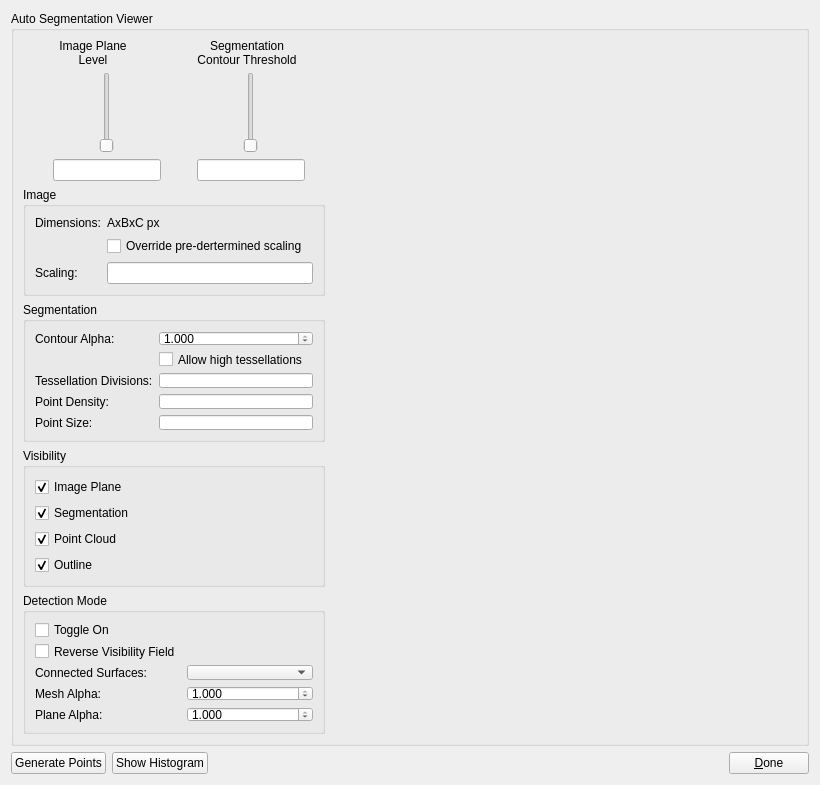
Qt form mapclientplugins/autosegmentationstep/qt/autosegmentationwidget.ui (tsalemink/autosegmentationstep) before a commit.
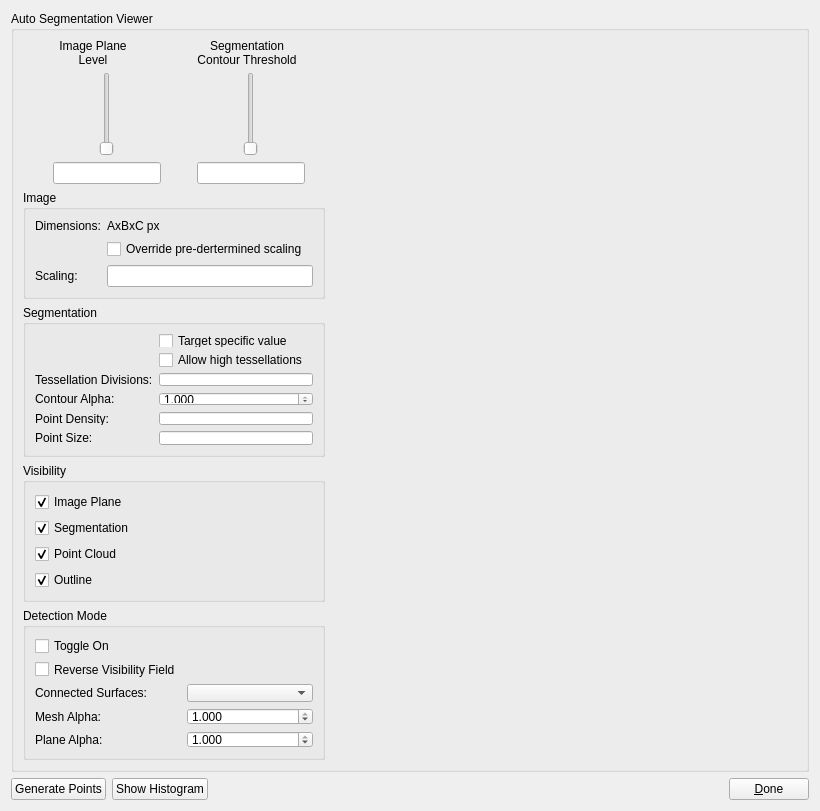
The same form after that commit. Custom widgets are drawn as their Qt base class.

Commit message: Allow for targetting specific values of image value.

What changed in the file:
```diff
--- a/mapclientplugins/autosegmentationstep/qt/autosegmentationwidget.ui
+++ b/mapclientplugins/autosegmentationstep/qt/autosegmentationwidget.ui
@@ -233,30 +233,7 @@
            <string>Segmentation</string>
           </property>
           <layout class="QFormLayout" name="formLayout">
-           <item row="0" column="0">
-            <widget class="QLabel" name="label_3">
-             <property name="text">
-              <string>Contour Alpha:</string>
-             </property>
-            </widget>
-           </item>
-           <item row="0" column="1">
-            <widget class="QDoubleSpinBox" name="segmentationAlphaDoubleSpinBox">
-             <property name="decimals">
-              <number>3</number>
-             </property>
-             <property name="maximum">
-              <double>1.000000000000000</double>
-             </property>
-             <property name="singleStep">
-              <double>0.010000000000000</double>
-             </property>
-             <property name="value">
-              <double>1.000000000000000</double>
-             </property>
-            </widget>
-           </item>
-           <item row="1" column="1">
+           <item row="3" column="1">
             <widget class="QCheckBox" name="allowHighTessellationsCheckBox">
              <property name="toolTip">
               <string>High tessellations are turned off by default because it may take the contour calcuation en exceedingly long time</string>
@@ -266,40 +243,77 @@
              </property>
             </widget>
            </item>
-           <item row="2" column="0">
+           <item row="4" column="0">
             <widget class="QLabel" name="label_4">
              <property name="text">
               <string>Tessellation Divisions:</string>
              </property>
             </widget>
            </item>
-           <item row="2" column="1">
+           <item row="4" column="1">
             <widget class="QLineEdit" name="tessellationDivisionsLineEdit">
              <property name="text">
               <string/>
              </property>
             </widget>
            </item>
-           <item row="3" column="0">
+           <item row="6" column="0">
             <widget class="QLabel" name="label_5">
              <property name="text">
               <string>Point Density:</string>
              </property>
             </widget>
            </item>
-           <item row="3" column="1">
+           <item row="6" column="1">
             <widget class="QLineEdit" name="pointDensityLineEdit"/>
            </item>
-           <item row="4" column="0">
+           <item row="7" column="0">
             <widget class="QLabel" name="label_8">
              <property name="text">
               <string>Point Size:</string>
              </property>
             </widget>
            </item>
-           <item row="4" column="1">
+           <item row="7" column="1">
             <widget class="QLineEdit" name="pointSizeLineEdit"/>
            </item>
+           <item row="0" column="1">
+            <widget class="QCheckBox" name="checkBoxTargetSpecificValue">
+             <property name="toolTip">
+              <string>When dealing with discrete values in the data, this option
+ can be used to target single values within the data.
+The segmentation contour will have to be very close
+ to the targetted value for the segmentation
+ at that value to result in anything visible.</string>
+             </property>
+             <property name="text">
+              <string>Target specific value</string>
+             </property>
+            </widget>
+           </item>
+           <item row="5" column="0">
+            <widget class="QLabel" name="label_3">
+             <property name="text">
+              <string>Contour Alpha:</string>
+             </property>
+            </widget>
+           </item>
+           <item row="5" column="1">
+            <widget class="QDoubleSpinBox" name="segmentationAlphaDoubleSpinBox">
+             <property name="decimals">
+              <number>3</number>
+             </property>
+             <property name="maximum">
+              <double>1.000000000000000</double>
+             </property>
+             <property name="singleStep">
+              <double>0.010000000000000</double>
+             </property>
+             <property name="value">
+              <double>1.000000000000000</double>
+             </property>
+            </widget>
+           </item>
           </layout>
          </widget>
         </item>
```
Left out of the diff: 3 changed lines with no effect on the pictures. The commit also changes 4 other files.
